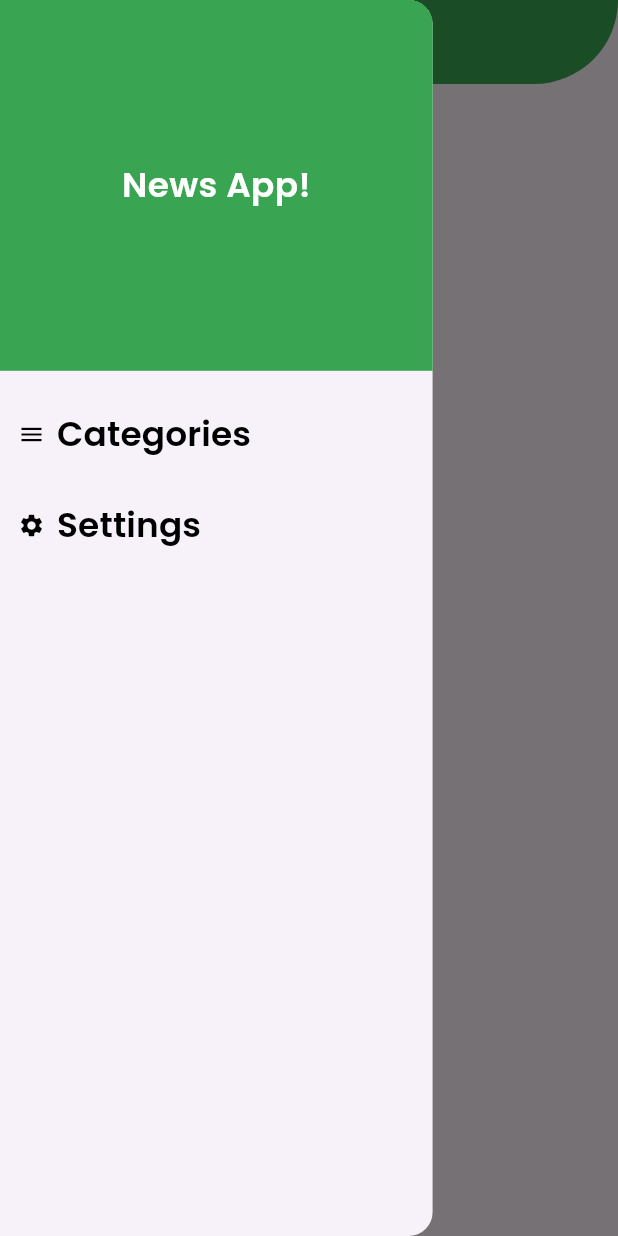
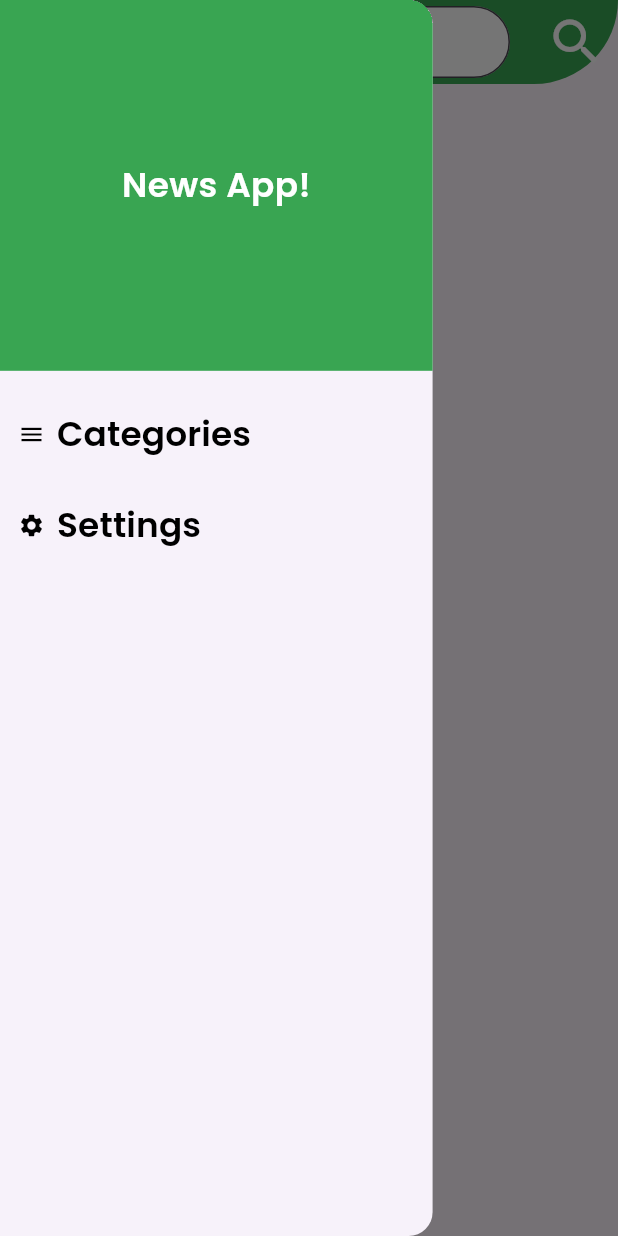
Before and after one commit to Hossam-Abdou/news_app_route, a Flutter app: the HomeScreen screen opened by its route, with the side drawer open, on a phone screen of 412 x 824 dp. Run offline on Flutter 3.47's test engine with Material 3 defaults, Android fonts, the phone set to English and light mode, and no system bars; our stand-ins replace cached_network_image, flutter_bloc, flutter_screenutil, google_fonts; network calls fail.

Commit message:
url launcher & search

```diff
--- a/lib/home/view/home_screen.dart
+++ b/lib/home/view/home_screen.dart
@@ -8,10 +8,17 @@ import 'package:new_app_route/utils/component/custom_drawer.dart';
 import 'package:new_app_route/utils/component/news_list_view.dart';
 import 'package:new_app_route/utils/component/sources_tab.dart';
 
-class HomeScreen extends StatelessWidget {
+class HomeScreen extends StatefulWidget {
   static const String routeName = 'home';
 
   const HomeScreen({super.key});
+
+  @override
+  State<HomeScreen> createState() => _HomeScreenState();
+}
+
+class _HomeScreenState extends State<HomeScreen> {
+  bool  isSearching = false;
 
   @override
   Widget build(BuildContext context) {
@@ -55,56 +62,60 @@ class HomeScreen extends StatelessWidget {
             child: Scaffold(
               drawer: CustomDrawer(),
               appBar: AppBar(
-                // leading:!_isSearching? null :SizedBox.shrink(),
+
+                leading:!isSearching? null :SizedBox.shrink(),
                 iconTheme: const IconThemeData(
                   color: AppColors.white,
                 ),
                 centerTitle: true,
                 elevation: 0,
-                // actions: [
-                //   // IconButton(
-                //   //   onPressed: () {
-                //   //     setState(() {
-                //   //       _isSearching = !_isSearching;
-                //   //     });
-                //   //   },
-                //   //   icon: Icon(
-                //   //     _isSearching ? Icons.close : Icons.search,
-                //   //     size: 35.sp,
-                //   //   ),
-                //   // ),
-                // ],
-                title:   Text(
+                actions: [
+                  IconButton(
+                    onPressed: () {
+                      setState(() {
+                        print(isSearching);
+                        isSearching = !isSearching;
+                      });
+                    },
+                    icon: Icon(
+                      isSearching ? Icons.close : Icons.search,
+                      size: 35.sp,
+                    ),
+                  ),
+                ],
+                title: isSearching ?   Text(
                   categoryId,
                   style: GoogleFonts.exo(
                     color: AppColors.white,
                     fontWeight: FontWeight.w400,
                     fontSize: 22.sp,
                   ),
+                ): TextFormField(
+onFieldSubmitted: (value) {
+  return cubit.getEverything(query: value);
+},
+              decoration: InputDecoration(
+                prefixIcon: Icon(Icons.search, color: AppColors.primaryColor,) ,
+                // suffixIcon: Icon(Icons.close, color: AppColors.primaryColor,),
+                contentPadding: EdgeInsets.fromLTRB(10, 10, 10, 0),
+                fillColor: Colors.white,
+                filled: true,
+                hintText: 'Search',
+                hintStyle: GoogleFonts.poppins(
+                  fontSize: 14,
+                  fontWeight: FontWeight.w400,
+                  color: Color(0xff39A552)
                 ),
-                // _isSearching ? TextFormField(
-                // //
-                // //   decoration: InputDecoration(
-                // //     prefixIcon: Icon(Icons.search, color: AppColors.primaryColor,) ,
-                // //     suffixIcon: Icon(Icons.close, color: AppColors.primaryColor,),
-                // //     contentPadding: EdgeInsets.fromLTRB(10, 10, 10, 0),
-                // //     fillColor: Colors.white,
-                // //     filled: true,
-                // //     hintText: 'Email',
-                // //     hintStyle: GoogleFonts.poppins(
-                // //       fontSize: 14,
-                // //       fontWeight: FontWeight.w400,
-                // //       color: Color(0xff39A552)
-                // //     ),
-                // //     border: OutlineInputBorder(
-                // //       borderRadius: BorderRadius.circular(30),
-                // //       borderSide: BorderSide(
-                // //         color: Colors.white,
-                // //       ),
-                // //     ),
-                // //   ),
-                // // )
-                // //     :
+                border: OutlineInputBorder(
+                  borderRadius: BorderRadius.circular(30),
+                  borderSide: BorderSide(
+                    color: Colors.white,
+                  ),
+                ),
+
+              ),
+            ),
+
 
                 backgroundColor: AppColors.primaryColor,
                 shape: OutlineInputBorder(
--- a/lib/main.dart
+++ b/lib/main.dart
@@ -3,6 +3,7 @@ import 'package:flutter_bloc/flutter_bloc.dart';
 import 'package:flutter_screenutil/flutter_screenutil.dart';
 import 'package:new_app_route/home/view/category_screen.dart';
 import 'package:new_app_route/home/view/home_screen.dart';
+import 'package:new_app_route/home/view/new_details.dart';
 import 'package:new_app_route/home/view/splash_screen.dart';
 import 'package:new_app_route/home/view_model/home_cubit.dart';
 import 'package:new_app_route/my_bloc_observer.dart';
@@ -32,6 +33,7 @@ class MyApp extends StatelessWidget {
             HomeScreen.routeName: (context) => const HomeScreen(),
             SplashScreen.routeName: (context) => const SplashScreen(),
             CategoryScreen.routeName:(context)=> const CategoryScreen(),
+            NewDetails.routeName:(context)=> const NewDetails(),
 
           },
           initialRoute: CategoryScreen.routeName,
--- a/lib/utils/component/sources_tab.dart
+++ b/lib/utils/component/sources_tab.dart
@@ -14,6 +14,7 @@ class SourcesTab extends StatelessWidget {
     return BlocBuilder<HomeCubit, HomeState>(
       builder: (context, state) {
         var cubit = HomeCubit.get(context);
+
         return TabBar(
           splashFactory: NoSplash.splashFactory,
           indicatorColor: Colors.transparent,
@@ -25,7 +26,7 @@ class SourcesTab extends StatelessWidget {
           onTap: (index) {
             cubit.changeContainerColor(index);
             cubit.getEverything(
-                cubit.sourcesModel?.sources?[index].id ?? '');
+                source:cubit.sourcesModel?.sources?[index].id ?? '');
           },
           tabs: cubit.sourcesModel?.sources?.map((source) {
             int index =
@@ -39,7 +40,8 @@ class SourcesTab extends StatelessWidget {
                     : Colors.transparent,
                 borderRadius: BorderRadius.circular(25.r),
                 border: Border.all(
-                    color: AppColors.primaryColor, width: 2),
+                    color: AppColors.primaryColor, width: 2.w,
+                ),
               ),
               child: Text(
                 source.name ?? "",
--- a/pubspec.yaml
+++ b/pubspec.yaml
@@ -42,6 +42,7 @@ dependencies:
   google_fonts:
   http:
   cached_network_image:
+  url_launcher:
 
 dev_dependencies:
   flutter_test:
```
Also changed, not shown: lib/home/view/new_details.dart (added, +105 -0 lines), lib/home/view_model/home_cubit.dart (+18 -8 lines), lib/utils/component/news_list_view.dart (+8 -2 lines), pubspec.lock.
